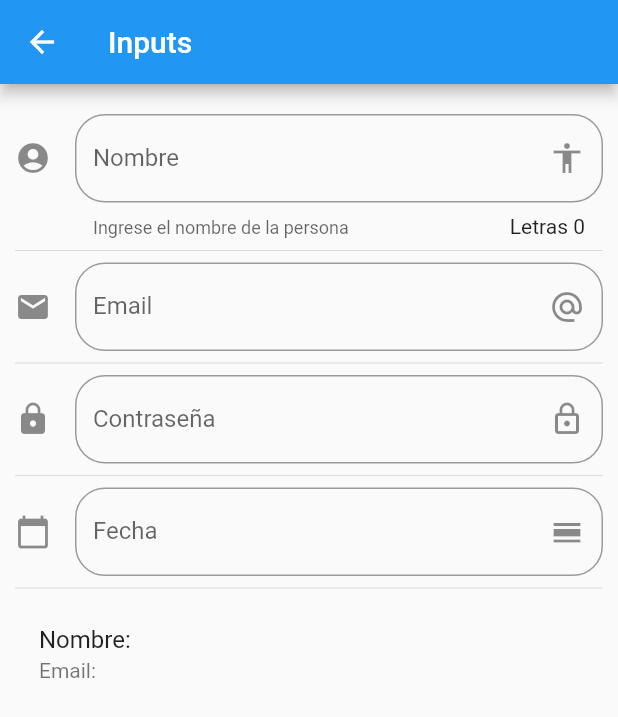
After one commit to fmontalvoo/app_componentes, a Flutter app: the screen it shows after launch, after a tap on "Inputs", on a phone screen of 412 x 824 dp. The commit adds this screen. Shown: the top 717 px of the screen. Run offline on Flutter 3.47's test engine with Material 2 defaults, Android fonts, the phone set to English and light mode, and no system bars; network calls fail.

Commit message:
Curso flutter 78, 79, 80, 81, 82

```diff
--- a/data/menu.json
+++ b/data/menu.json
@@ -1,20 +1,30 @@
 {
-    "nombreApp" : "Componentes",
-    "rutas" : [
+    "nombreApp": "Componentes",
+    "rutas": [
         {
-            "ruta" : "alert",
-            "icon" : "add_alert",
+            "ruta": "alert",
+            "icon": "add_alert",
             "texto": "Alertas"
         },
         {
-            "ruta" : "avatar",
-            "icon" : "accessibility",
+            "ruta": "avatar",
+            "icon": "accessibility",
             "texto": "Avatars"
         },
         {
-            "ruta" : "card",
-            "icon" : "folder_open",
+            "ruta": "card",
+            "icon": "folder_open",
             "texto": "Cards - Tarjetas"
+        },
+        {
+            "ruta": "animatedContainer",
+            "icon": "donut_large",
+            "texto": "Animated Container"
+        },
+        {
+            "ruta": "inputs",
+            "icon": "input",
+            "texto": "Inputs"
         }
     ]
 }
--- a/lib/main.dart
+++ b/lib/main.dart
@@ -1,6 +1,7 @@
 import 'package:flutter/material.dart';
 import 'package:app_componentes/pages/undefined_page.dart';
 import 'package:app_componentes/routes/app_routes.dart';
+import 'package:flutter_localizations/flutter_localizations.dart';
 
 void main() => runApp(MyApp());
 
@@ -9,6 +10,15 @@ class MyApp extends StatelessWidget {
   @override
   Widget build(BuildContext context) {
     return MaterialApp(
+      localizationsDelegates: [
+        GlobalMaterialLocalizations.delegate,
+        GlobalWidgetsLocalizations.delegate,
+        GlobalCupertinoLocalizations.delegate,
+      ],
+      supportedLocales: [
+        const Locale('es'),
+        const Locale('en'),
+      ],
       title: 'Flutter Demo',
       theme: ThemeData(
         primarySwatch: Colors.blue,
--- /dev/null
+++ b/lib/pages/input_page.dart
@@ -0,0 +1,132 @@
+import 'package:flutter/material.dart';
+
+class InputPage extends StatefulWidget {
+  @override
+  State<StatefulWidget> createState() => _InputPage();
+}
+
+class _InputPage extends State<InputPage> {
+  String _nombre = "";
+  String _email = "";
+  String _fecha = "";
+
+  TextEditingController _controller = TextEditingController();
+
+  @override
+  Widget build(BuildContext context) {
+    return Scaffold(
+      appBar: AppBar(
+        title: Text('Inputs'),
+      ),
+      body: ListView(
+        padding: EdgeInsets.symmetric(horizontal: 10.0, vertical: 20.0),
+        children: <Widget>[
+          _crearInput(),
+          Divider(),
+          _crearEmail(),
+          Divider(),
+          _crearPassword(),
+          Divider(),
+          _crearFecha(),
+          Divider(),
+          _crearPersona(),
+        ],
+      ),
+    );
+  }
+
+  Widget _crearInput() {
+    return TextField(
+      // autofocus: true,
+      textCapitalization: TextCapitalization.sentences,
+      decoration: InputDecoration(
+          border: OutlineInputBorder(borderRadius: BorderRadius.circular(20.0)),
+          counter: Text('Letras ${_nombre.length}'),
+          hintText: 'Nombre de la perosona',
+          labelText: 'Nombre',
+          helperText: 'Ingrese el nombre de la persona',
+          suffixIcon: Icon(Icons.accessibility),
+          icon: Icon(Icons.account_circle)),
+      onChanged: (value) {
+        setState(() {
+          _nombre = value;
+        });
+      },
+    );
+  }
+
+  Widget _crearEmail() {
+    return TextField(
+      keyboardType: TextInputType.emailAddress,
+      textCapitalization: TextCapitalization.sentences,
+      decoration: InputDecoration(
+          border: OutlineInputBorder(borderRadius: BorderRadius.circular(20.0)),
+          hintText: 'Email',
+          labelText: 'Email',
+          suffixIcon: Icon(Icons.alternate_email),
+          icon: Icon(Icons.email)),
+      onChanged: (value) {
+        setState(() {
+          _email = value;
+        });
+      },
+    );
+  }
+
+  Widget _crearPassword() {
+    return TextField(
+      obscureText: true,
+      textCapitalization: TextCapitalization.sentences,
+      decoration: InputDecoration(
+          border: OutlineInputBorder(borderRadius: BorderRadius.circular(20.0)),
+          hintText: 'Contraseña',
+          labelText: 'Contraseña',
+          suffixIcon: Icon(Icons.lock_outline),
+          icon: Icon(Icons.lock)),
+      onChanged: (value) {
+        setState(() {
+          _email = value;
+        });
+      },
+    );
+  }
+
+  Widget _crearFecha() {
+    return TextField(
+      enableInteractiveSelection: false,
+      controller: _controller,
+      decoration: InputDecoration(
+          border: OutlineInputBorder(borderRadius: BorderRadius.circular(20.0)),
+          hintText: 'Fecha',
+          labelText: 'Fecha',
+          suffixIcon: Icon(Icons.calendar_view_day),
+          icon: Icon(Icons.calendar_today)),
+      onTap: () {
+        FocusScope.of(context).requestFocus(FocusNode());
+        _seleccionarFecha(context);
+      },
+    );
+  }
+
+  Widget _crearPersona() {
+    return ListTile(
+      title: Text('Nombre: $_nombre'),
+      subtitle: Text('Email: $_email'),
+    );
+  }
+
+  Future<void> _seleccionarFecha(BuildContext context) async {
+    DateTime seleccionada = await showDatePicker(
+        context: context,
+        initialDate: DateTime.now(),
+        firstDate: DateTime(2000),
+        lastDate: DateTime(2100),
+        locale: Locale('es', 'ES'));
+    if (seleccionada != null) {
+      setState(() {
+        _fecha = seleccionada.toString();
+        _controller.text = _fecha;
+      });
+    }
+  }
+}
--- a/lib/routes/app_routes.dart
+++ b/lib/routes/app_routes.dart
@@ -1,9 +1,11 @@
+import 'package:app_componentes/pages/input_page.dart';
 import 'package:flutter/material.dart';
 
 import 'package:app_componentes/pages/alert_page.dart';
 import 'package:app_componentes/pages/avatar_page.dart';
 import 'package:app_componentes/pages/home_page.dart';
 import 'package:app_componentes/pages/card_page.dart';
+import 'package:app_componentes/pages/animated_container_page.dart';
 
 class AppRoutes {
   static Map<String, WidgetBuilder> getRoutes() {
@@ -12,6 +14,8 @@ class AppRoutes {
       'alert': (BuildContext context) => AlertPage(),
       'avatar': (BuildContext context) => AvatarPage(),
       'card': (BuildContext context) => CardPage(),
+      'animatedContainer': (BuildContext context) => AnimatedContainerPage(),
+      'inputs': (BuildContext context) => InputPage(),
     };
   }
 }
--- a/lib/utils/icon_util.dart
+++ b/lib/utils/icon_util.dart
@@ -3,7 +3,9 @@ import 'package:flutter/material.dart';
 final Map<String, IconData> _icons = {
   'add_alert': Icons.add_alert,
   'accessibility': Icons.accessibility,
-  'folder_open': Icons.folder_open
+  'folder_open': Icons.folder_open,
+  'donut_large': Icons.donut_large,
+  'input': Icons.input,
 };
 
 Icon getIconByName(String name) {
--- a/pubspec.yaml
+++ b/pubspec.yaml
@@ -18,6 +18,8 @@ environment:
 
 dependencies:
   flutter:
+    sdk: flutter
+  flutter_localizations:
     sdk: flutter
 
   # The following adds the Cupertino Icons font to your application.
```
Also changed, not shown: lib/pages/animated_container_page.dart (added, +48 -0 lines), pubspec.lock.
